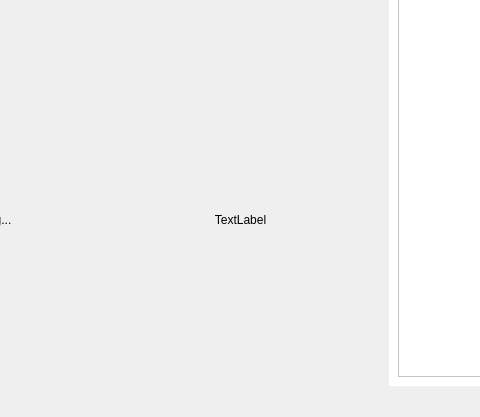
VisionCraft2025/client_qt, file client_qt/home.ui: the form before one commit; both pictures show x 373 to 853 and y 278 to 695 of the 1045 by 695 pixel window.
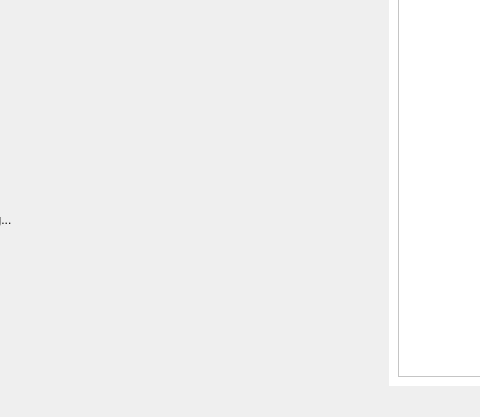
The form after the commit.

Commit message: Feat/#19:db search home

```diff
--- a/client_qt/home.ui
+++ b/client_qt/home.ui
@@ -149,19 +149,13 @@
               </widget>
              </item>
              <item>
-              <widget class="QLabel" name="empty">
+              <widget class="QWidget" name="chartWidget" native="true">
                <property name="sizePolicy">
-                <sizepolicy hsizetype="Expanding" vsizetype="Preferred">
+                <sizepolicy hsizetype="Expanding" vsizetype="Expanding">
                  <horstretch>0</horstretch>
                  <verstretch>0</verstretch>
                 </sizepolicy>
                </property>
-               <property name="text">
-                <string>TextLabel</string>
-               </property>
-               <property name="alignment">
-                <set>Qt::AlignmentFlag::AlignCenter</set>
-               </property>
               </widget>
              </item>
             </layout>
```
Left out of the diff: 2 changed lines with no effect on the pictures. The commit also changes 13 other files.
